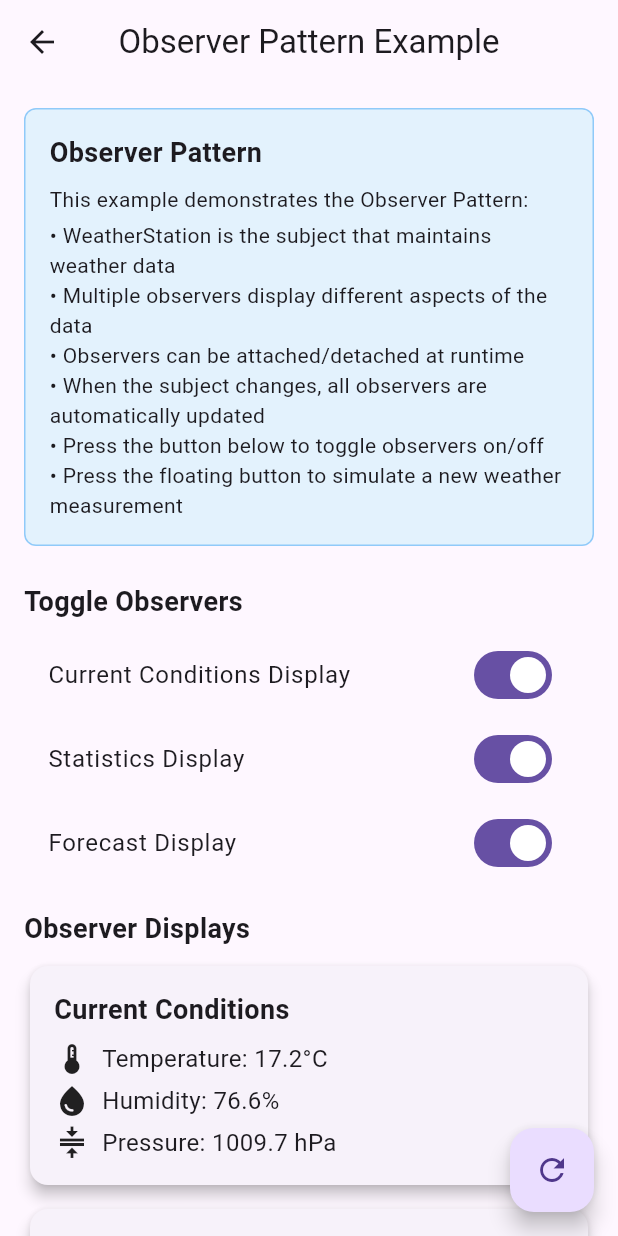
After one commit to Kandil7/learning_bloc, a Flutter app: the screen it shows after launch, scrolled down 576 dp, after a tap on "Observer Pattern", on a phone screen of 412 x 824 dp. The commit adds this screen. Run offline on Flutter 3.47's test engine with Material 3 defaults, Android fonts, the phone set to English and light mode, and no system bars; our stand-ins replace bloc, bloc_concurrency, connectivity_plus, dio, equatable, flutter_bloc and 3 more.

Commit message:
feat: Add Observer Pattern example
- Create Subject and Observer interfaces
- Implement WeatherStation as a concrete subject
- Create multiple observers for different weather displays
- Demonstrate dynamic observer attachment/detachment
- Show automatic notification of observers when subject changes
- Update dashboard to include Observer Pattern example

```diff
--- a/lib/bloc_learning/bloc_learning_dashboard.dart
+++ b/lib/bloc_learning/bloc_learning_dashboard.dart
@@ -4,6 +4,7 @@ import 'package:learning_bloc/bloc_learning/examples/counter_example/counter_exa
 import 'package:learning_bloc/bloc_learning/examples/dependency_injection_example/dependency_injection_screen.dart';
 import 'package:learning_bloc/bloc_learning/examples/factory_pattern_example/screens/factory_pattern_screen.dart';
 import 'package:learning_bloc/bloc_learning/examples/form_validation_example/form_validation_screen.dart';
+import 'package:learning_bloc/bloc_learning/examples/observer_pattern_example/screens/observer_pattern_screen.dart';
 import 'package:learning_bloc/bloc_learning/examples/repository_pattern_example/repository_pattern_screen.dart';
 import 'package:learning_bloc/bloc_learning/examples/state_management_example/state_management_screen.dart';
 import 'package:learning_bloc/bloc_learning/examples/stream_example/stream_example_screen.dart';
@@ -124,6 +125,17 @@ class BlocLearningDashboard extends StatelessWidget {
                     builder: (context) => const FactoryPatternScreen()),
               ),
             ),
+            _buildCard(
+              title: 'Observer Pattern',
+              description:
+                  'Implementing the Observer Pattern for event handling',
+              icon: Icons.visibility,
+              onTap: () => Navigator.push(
+                context,
+                MaterialPageRoute(
+                    builder: (context) => const ObserverPatternScreen()),
+              ),
+            ),
             const SizedBox(height: 16),
             _buildSectionTitle('Real-World Examples'),
             _buildCard(
--- /dev/null
+++ b/lib/bloc_learning/examples/observer_pattern_example/observers/observer.dart
@@ -0,0 +1,8 @@
+/// Observer Interface
+///
+/// This interface defines the contract for all observers.
+/// Any class that wants to observe a subject must implement this interface.
+abstract class Observer<T> {
+  /// Called by the subject when its state changes
+  void update(T data);
+}
--- /dev/null
+++ b/lib/bloc_learning/examples/observer_pattern_example/observers/weather_observers.dart
@@ -0,0 +1,247 @@
+import 'package:flutter/material.dart';
+import 'package:learning_bloc/bloc_learning/examples/observer_pattern_example/observers/observer.dart';
+import 'package:learning_bloc/bloc_learning/examples/observer_pattern_example/subjects/weather_station.dart';
+
+/// CurrentConditionsDisplay
+///
+/// This observer displays the current weather conditions.
+class CurrentConditionsDisplay implements Observer<WeatherData> {
+  WeatherData? _weatherData;
+  final Function(WeatherData) _onUpdate;
+
+  CurrentConditionsDisplay(this._onUpdate);
+
+  @override
+  void update(WeatherData data) {
+    _weatherData = data;
+    _onUpdate(data);
+  }
+
+  Widget build() {
+    if (_weatherData == null) {
+      return const Center(
+        child: Text('No data available'),
+      );
+    }
+
+    return Card(
+      elevation: 4,
+      child: Padding(
+        padding: const EdgeInsets.all(16.0),
+        child: Column(
+          crossAxisAlignment: CrossAxisAlignment.start,
+          children: [
+            const Text(
+              'Current Conditions',
+              style: TextStyle(
+                fontSize: 18,
+                fontWeight: FontWeight.bold,
+              ),
+            ),
+            const SizedBox(height: 8),
+            Row(
+              children: [
+                const Icon(Icons.thermostat, size: 24),
+                const SizedBox(width: 8),
+                Text(
+                  'Temperature: ${_weatherData!.temperature.toStringAsFixed(1)}°C',
+                  style: const TextStyle(fontSize: 16),
+                ),
+              ],
+            ),
+            const SizedBox(height: 4),
+            Row(
+              children: [
+                const Icon(Icons.water_drop, size: 24),
+                const SizedBox(width: 8),
+                Text(
+                  'Humidity: ${_weatherData!.humidity.toStringAsFixed(1)}%',
+                  style: const TextStyle(fontSize: 16),
+                ),
+              ],
+            ),
+            const SizedBox(height: 4),
+            Row(
+              children: [
+                const Icon(Icons.compress, size: 24),
+                const SizedBox(width: 8),
+                Text(
+                  'Pressure: ${_weatherData!.pressure.toStringAsFixed(1)} hPa',
+                  style: const TextStyle(fontSize: 16),
+                ),
+              ],
+            ),
+          ],
+        ),
+      ),
+    );
+  }
+}
+
+/// StatisticsDisplay
+///
+/// This observer displays statistics about the weather data.
+class StatisticsDisplay implements Observer<WeatherData> {
+  double _minTemp = double.infinity;
+  double _maxTemp = double.negativeInfinity;
+  double _tempSum = 0;
+  int _numReadings = 0;
+  final Function() _onUpdate;
+
+  StatisticsDisplay(this._onUpdate);
+
+  @override
+  void update(WeatherData data) {
+    _tempSum += data.temperature;
+    _numReadings++;
+
+    _minTemp = _minTemp > data.temperature ? data.temperature : _minTemp;
+    _maxTemp = _maxTemp < data.temperature ? data.temperature : _maxTemp;
+
+    _onUpdate();
+  }
+
+  Widget build() {
+    if (_numReadings == 0) {
+      return const Center(
+        child: Text('No data available'),
+      );
+    }
+
+    return Card(
+      elevation: 4,
+      child: Padding(
+        padding: const EdgeInsets.all(16.0),
+        child: Column(
+          crossAxisAlignment: CrossAxisAlignment.start,
+          children: [
+            const Text(
+              'Temperature Statistics',
+              style: TextStyle(
+                fontSize: 18,
+                fontWeight: FontWeight.bold,
+              ),
+            ),
+            const SizedBox(height: 8),
+            Row(
+              children: [
+                const Icon(Icons.arrow_downward, size: 24),
+                const SizedBox(width: 8),
+                Text(
+                  'Min: ${_minTemp.toStringAsFixed(1)}°C',
+                  style: const TextStyle(fontSize: 16),
+                ),
+              ],
+            ),
+            const SizedBox(height: 4),
+            Row(
+              children: [
+                const Icon(Icons.arrow_upward, size: 24),
+                const SizedBox(width: 8),
+                Text(
+                  'Max: ${_maxTemp.toStringAsFixed(1)}°C',
+                  style: const TextStyle(fontSize: 16),
+                ),
+              ],
+            ),
+            const SizedBox(height: 4),
+            Row(
+              children: [
+                const Icon(Icons.calculate, size: 24),
+                const SizedBox(width: 8),
+                Text(
+                  'Avg: ${(_tempSum / _numReadings).toStringAsFixed(1)}°C',
+                  style: const TextStyle(fontSize: 16),
+                ),
+              ],
+            ),
+            const SizedBox(height: 4),
+            Row(
+              children: [
+                const Icon(Icons.numbers, size: 24),
+                const SizedBox(width: 8),
+                Text(
+                  'Readings: $_numReadings',
+                  style: const TextStyle(fontSize: 16),
+                ),
+              ],
+            ),
+          ],
+        ),
+      ),
+    );
+  }
+}
+
+/// ForecastDisplay
+///
+/// This observer displays a simple forecast based on the current weather data.
+class ForecastDisplay implements Observer<WeatherData> {
+  WeatherData? _weatherData;
+  final Function() _onUpdate;
+
+  ForecastDisplay(this._onUpdate);
+
+  @override
+  void update(WeatherData data) {
+    _weatherData = data;
+    _onUpdate();
+  }
+
+  Widget build() {
+    if (_weatherData == null) {
+      return const Center(
+        child: Text('No data available'),
+      );
+    }
+
+    String forecast;
+    IconData forecastIcon;
+
+    if (_weatherData!.temperature > 30) {
+      forecast = 'Hot and sunny day ahead!';
+      forecastIcon = Icons.wb_sunny;
+    } else if (_weatherData!.temperature > 20) {
+      forecast = 'Pleasant weather expected.';
+      forecastIcon = Icons.wb_cloudy;
+    } else if (_weatherData!.temperature > 10) {
+      forecast = 'Cool conditions, bring a jacket.';
+      forecastIcon = Icons.cloud;
+    } else {
+      forecast = 'Cold weather, bundle up!';
+      forecastIcon = Icons.ac_unit;
+    }
+
+    return Card(
+      elevation: 4,
+      child: Padding(
+        padding: const EdgeInsets.all(16.0),
+        child: Column(
+          crossAxisAlignment: CrossAxisAlignment.start,
+          children: [
+            const Text(
+              'Weather Forecast',
+              style: TextStyle(
+                fontSize: 18,
+                fontWeight: FontWeight.bold,
+              ),
+            ),
+            const SizedBox(height: 8),
+            Row(
+              children: [
+                Icon(forecastIcon, size: 36),
+                const SizedBox(width: 8),
+                Expanded(
+                  child: Text(
+                    forecast,
+                    style: const TextStyle(fontSize: 16),
+                  ),
+                ),
+              ],
+            ),
+          ],
+        ),
+      ),
+    );
+  }
+}
--- /dev/null
+++ b/lib/bloc_learning/examples/observer_pattern_example/screens/observer_pattern_screen.dart
@@ -0,0 +1,197 @@
+import 'package:flutter/material.dart';
+import 'package:learning_bloc/bloc_learning/examples/observer_pattern_example/observers/weather_observers.dart';
+import 'package:learning_bloc/bloc_learning/examples/observer_pattern_example/subjects/weather_station.dart';
+
+/// ObserverPatternScreen
+///
+/// This screen demonstrates the Observer Pattern by showing a weather station
+/// and multiple observers that display different aspects of the weather data.
+class ObserverPatternScreen extends StatefulWidget {
+  const ObserverPatternScreen({Key? key}) : super(key: key);
+
+  @override
+  State<ObserverPatternScreen> createState() => _ObserverPatternScreenState();
+}
+
+class _ObserverPatternScreenState extends State<ObserverPatternScreen> {
+  // Create the subject (weather station)
+  final _weatherStation = WeatherStation();
+
+  // Create the observers
+  late final CurrentConditionsDisplay _currentConditionsDisplay;
+  late final StatisticsDisplay _statisticsDisplay;
+  late final ForecastDisplay _forecastDisplay;
+
+  // Track which observers are active
+  bool _showCurrentConditions = true;
+  bool _showStatistics = true;
+  bool _showForecast = true;
+
+  @override
+  void initState() {
+    super.initState();
+
+    // Initialize observers with callbacks to update the UI
+    _currentConditionsDisplay = CurrentConditionsDisplay((_) => setState(() {}));
+    _statisticsDisplay = StatisticsDisplay(() => setState(() {}));
+    _forecastDisplay = ForecastDisplay(() => setState(() {}));
+
+    // Attach observers to the subject
+    _weatherStation.attach(_currentConditionsDisplay);
+    _weatherStation.attach(_statisticsDisplay);
+    _weatherStation.attach(_forecastDisplay);
+
+    // Initial measurement
+    _weatherStation.measureWeather();
+  }
+
+  @override
+  Widget build(BuildContext context) {
+    return Scaffold(
+      appBar: AppBar(
+        title: const Text('Observer Pattern Example'),
+        centerTitle: true,
+      ),
+      body: SingleChildScrollView(
+        padding: const EdgeInsets.all(16.0),
+        child: Column(
+          crossAxisAlignment: CrossAxisAlignment.start,
+          children: [
+            _buildExplanation(),
+            const SizedBox(height: 24),
+            _buildObserverToggles(),
+            const SizedBox(height: 16),
+            _buildObserverDisplays(),
+          ],
+        ),
+      ),
+      floatingActionButton: FloatingActionButton(
+        onPressed: () {
+          // Simulate a new weather measurement
+          _weatherStation.measureWeather();
+        },
+        tooltip: 'Measure Weather',
+        child: const Icon(Icons.refresh),
+      ),
+    );
+  }
+
+  Widget _buildExplanation() {
+    return Container(
+      padding: const EdgeInsets.all(16),
+      decoration: BoxDecoration(
+        color: Colors.blue[50],
+        borderRadius: BorderRadius.circular(8),
+        border: Border.all(color: Colors.blue[200]!),
+      ),
+      child: const Column(
+        crossAxisAlignment: CrossAxisAlignment.start,
+        children: [
+          Text(
+            'Observer Pattern',
+            style: TextStyle(fontWeight: FontWeight.bold, fontSize: 18),
+          ),
+          SizedBox(height: 8),
+          Text(
+            'This example demonstrates the Observer Pattern:',
+            style: TextStyle(fontSize: 14),
+          ),
+          SizedBox(height: 4),
+          Text('• WeatherStation is the subject that maintains weather data', style: TextStyle(fontSize: 14)),
+          Text('• Multiple observers display different aspects of the data', style: TextStyle(fontSize: 14)),
+          Text('• Observers can be attached/detached at runtime', style: TextStyle(fontSize: 14)),
+          Text('• When the subject changes, all observers are automatically updated', style: TextStyle(fontSize: 14)),
+          Text('• Press the button below to toggle observers on/off', style: TextStyle(fontSize: 14)),
+          Text('• Press the floating button to simulate a new weather measurement', style: TextStyle(fontSize: 14)),
+        ],
+      ),
+    );
+  }
+
+  Widget _buildObserverToggles() {
+    return Column(
+      crossAxisAlignment: CrossAxisAlignment.start,
+      children: [
+        const Text(
+          'Toggle Observers',
+          style: TextStyle(fontSize: 18, fontWeight: FontWeight.bold),
+        ),
+        const SizedBox(height: 8),
+        SwitchListTile(
+          title: const Text('Current Conditions Display'),
+          value: _showCurrentConditions,
+          onChanged: (value) {
+            setState(() {
+              _showCurrentConditions = value;
+              if (value) {
+                _weatherStation.attach(_currentConditionsDisplay);
+              } else {
+                _weatherStation.detach(_currentConditionsDisplay);
+              }
+            });
+          },
+        ),
+        SwitchListTile(
+          title: const Text('Statistics Display'),
+          value: _showStatistics,
+          onChanged: (value) {
+            setState(() {
+              _showStatistics = value;
+              if (value) {
+                _weatherStation.attach(_statisticsDisplay);
+              } else {
+                _weatherStation.detach(_statisticsDisplay);
+              }
+            });
+          },
+        ),
+        SwitchListTile(
+          title: const Text('Forecast Display'),
+          value: _showForecast,
+          onChanged: (value) {
+            setState(() {
+              _showForecast = value;
+              if (value) {
+                _weatherStation.attach(_forecastDisplay);
+              } else {
+                _weatherStation.detach(_forecastDisplay);
+              }
+            });
+          },
+        ),
+      ],
+    );
+  }
+
+  Widget _buildObserverDisplays() {
+    return Column(
+      crossAxisAlignment: CrossAxisAlignment.start,
+      children: [
+        const Text(
+          'Observer Displays',
+          style: TextStyle(fontSize: 18, fontWeight: FontWeight.bold),
+        ),
+        const SizedBox(height: 8),
+        if (_showCurrentConditions) ...[
+          _currentConditionsDisplay.build(),
+          const SizedBox(height: 8),
+        ],
+        if (_showStatistics) ...[
+          _statisticsDisplay.build(),
+          const SizedBox(height: 8),
+        ],
+        if (_showForecast) ...[
+          _forecastDisplay.build(),
+          const SizedBox(height: 8),
+        ],
+        if (!_showCurrentConditions && !_showStatistics && !_showForecast)
+          const Center(
+            child: Text(
+              'No observers active. Toggle them on using the switches above.',
+              textAlign: TextAlign.center,
+            ),
+          ),
+      ],
+    );
+  }
+}
--- /dev/null
+++ b/lib/bloc_learning/examples/observer_pattern_example/subjects/subject.dart
@@ -0,0 +1,16 @@
+import 'package:learning_bloc/bloc_learning/examples/observer_pattern_example/observers/observer.dart';
+
+/// Subject Interface
+///
+/// This interface defines the contract for all subjects.
+/// Any class that wants to be observed must implement this interface.
+abstract class Subject<T> {
+  /// Attach an observer to this subject
+  void attach(Observer<T> observer);
+
+  /// Detach an observer from this subject
+  void detach(Observer<T> observer);
+
+  /// Notify all attached observers of a state change
+  void notify();
+}
--- /dev/null
+++ b/lib/bloc_learning/examples/observer_pattern_example/subjects/weather_station.dart
@@ -0,0 +1,87 @@
+import 'dart:math';
+
+import 'package:learning_bloc/bloc_learning/examples/observer_pattern_example/observers/observer.dart';
+import 'package:learning_bloc/bloc_learning/examples/observer_pattern_example/subjects/subject.dart';
+
+/// WeatherData
+///
+/// This class represents the data that the WeatherStation will provide to its observers.
+class WeatherData {
+  final double temperature;
+  final double humidity;
+  final double pressure;
+
+  const WeatherData({
+    required this.temperature,
+    required this.humidity,
+    required this.pressure,
+  });
+
+  @override
+  String toString() {
+    return 'Temperature: ${temperature.toStringAsFixed(1)}°C, Humidity: ${humidity.toStringAsFixed(1)}%, Pressure: ${pressure.toStringAsFixed(1)} hPa';
+  }
+}
+
+/// WeatherStation
+///
+/// This class is a concrete implementation of the Subject interface.
+/// It maintains weather data and notifies observers when the data changes.
+class WeatherStation implements Subject<WeatherData> {
+  // List of observers
+  final List<Observer<WeatherData>> _observers = [];
+
+  // Current weather data
+  WeatherData _weatherData = const WeatherData(
+    temperature: 25.0,
+    humidity: 60.0,
+    pressure: 1013.0,
+  );
+
+  // Getter for the current weather data
+  WeatherData get weatherData => _weatherData;
+
+  @override
+  void attach(Observer<WeatherData> observer) {
+    if (!_observers.contains(observer)) {
+      _observers.add(observer);
+    }
+  }
+
+  @override
+  void detach(Observer<WeatherData> observer) {
+    _observers.remove(observer);
+  }
+
+  @override
+  void notify() {
+    for (var observer in _observers) {
+      observer.update(_weatherData);
+    }
+  }
+
+  /// Simulate a weather measurement
+  void measureWeather() {
+    // Generate random weather data
+    final random = Random();
+
+    // Temperature between 15 and 35 degrees
+    final temperature = 15.0 + random.nextDouble() * 20.0;
+
+    // Humidity between 40% and 90%
+    final humidity = 40.0 + random.nextDouble() * 50.0;
+
+    // Pressure between 990 and 1030 hPa
+    final pressure = 990.0 + random.nextDouble() * 40.0;
+
+    // Update the weather data
+    _weatherData = WeatherData(
+      temperature: temperature,
+      humidity: humidity,
+      pressure: pressure,
+    );
+
+    // Notify all observers
+    notify();
+  }
+}
```
Also changed, not shown: 1 other file.
